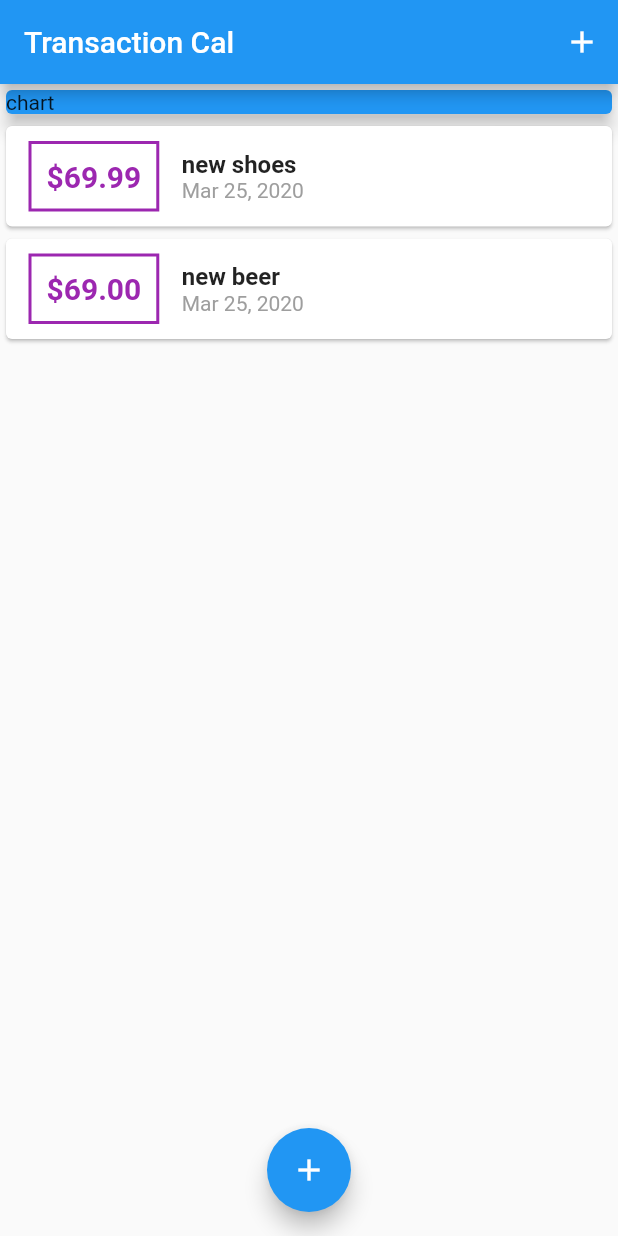
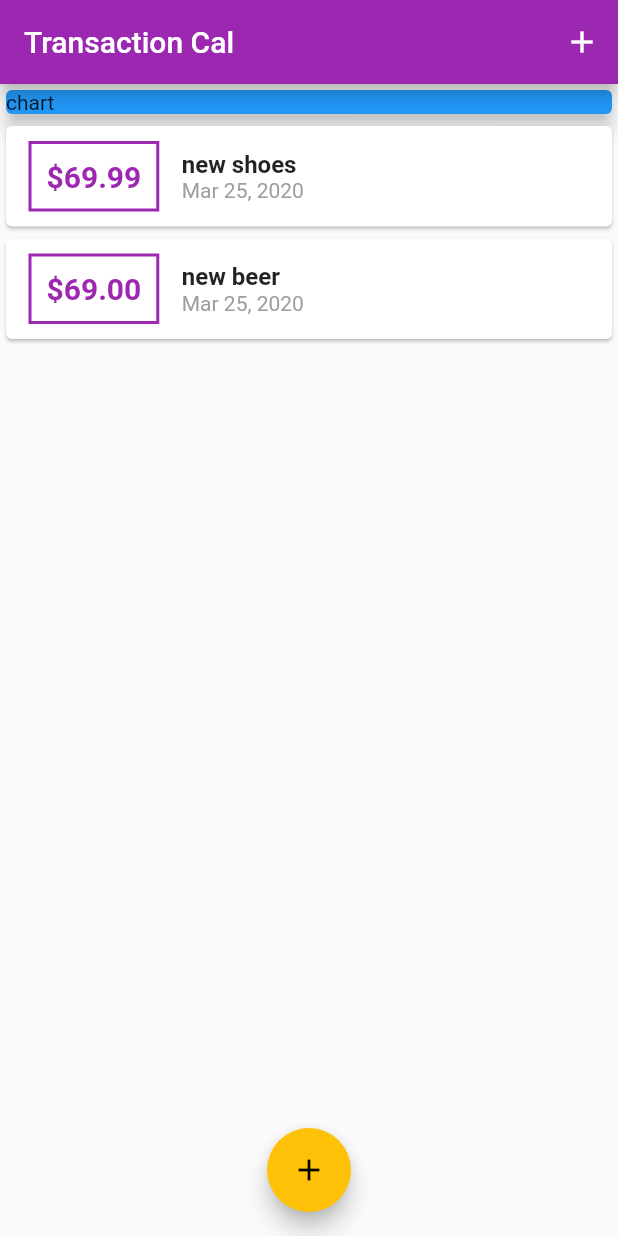
Before and after one commit to RavinduDilshan/flutter-Budget_calculator, a Flutter app: the screen it shows after launch, on a phone screen of 412 x 824 dp. Run offline on Flutter 3.47's test engine with Material 2 defaults, Android fonts, the phone set to English and light mode, and no system bars.

Commit message:
Set a theme

```diff
--- a/lib/main.dart
+++ b/lib/main.dart
@@ -13,7 +13,17 @@ class MyApp extends StatelessWidget {
   @override
   Widget build(BuildContext context) {
     return MaterialApp(
-      title: 'Flutter App',
+
+      theme: ThemeData(
+        primarySwatch: Colors.purple,
+        accentColor: Colors.amber,
+
+
+
+      ),
+
+
+      title: 'Budget Cal',
 
 
       home: myHomePage(),
--- a/lib/widgets/transactionList.dart
+++ b/lib/widgets/transactionList.dart
@@ -28,13 +28,17 @@ class  transactionList extends StatelessWidget {
                            style: TextStyle(
                              fontWeight:FontWeight.bold,
                              fontSize: 20.0,
-                             color: Colors.purple,
+                             color: Theme.of(context).primaryColor,
 
                            ),
 
                            ),
                            decoration: BoxDecoration(
-                             border: Border.all(color:Colors.purple,width:2,)
+                             border: Border.all
+
+                             (color:Theme.of(context).primaryColor,
+
+                             width:2,)
                            ),
                          ),
                          Column(
```
